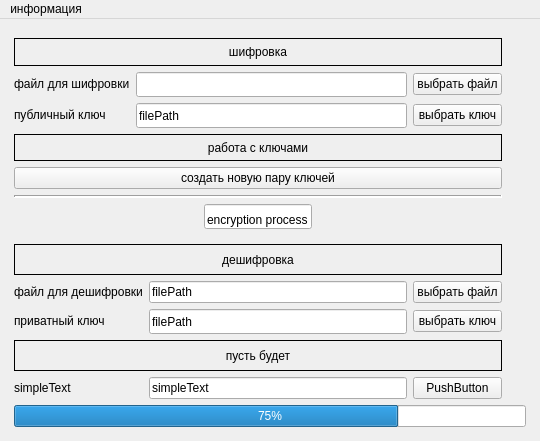
Above: MainWindow.ui from VecrouN/lab_3 before the change. Below: the same form after it.
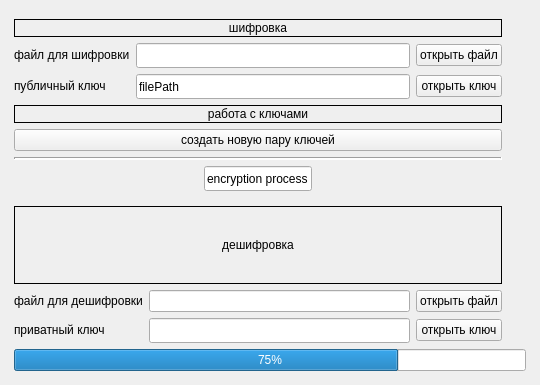
That is the form after the change.

Diff of the .ui file:
```diff
--- a/MainWindow.ui
+++ b/MainWindow.ui
@@ -7,7 +7,7 @@
     <x>0</x>
     <y>0</y>
     <width>540</width>
-    <height>441</height>
+    <height>385</height>
    </rect>
   </property>
   <property name="sizePolicy">
@@ -19,13 +19,13 @@
   <property name="minimumSize">
    <size>
     <width>540</width>
-    <height>441</height>
+    <height>385</height>
    </size>
   </property>
   <property name="maximumSize">
    <size>
     <width>540</width>
-    <height>441</height>
+    <height>385</height>
    </size>
   </property>
   <property name="windowTitle">
@@ -106,18 +106,32 @@
     <item row="1" column="1">
      <layout class="QGridLayout" name="mainGridLayout">
       <item row="6" column="0">
-       <layout class="QGridLayout" name="decruptGridLayout">
-        <item row="3" column="2">
-         <widget class="QPushButton" name="pushButton_6">
+       <layout class="QGridLayout" name="decryptGridLayout">
+        <item row="1" column="0">
+         <widget class="QLabel" name="fileToDecryptLabel">
+          <property name="styleSheet">
+           <string notr="true">color: rgb(0, 0, 0);
+</string>
+          </property>
           <property name="text">
-           <string>выбрать ключ</string>
+           <string>файл для дешифровки</string>
           </property>
          </widget>
         </item>
         <item row="1" column="2">
          <widget class="QPushButton" name="pushButton">
           <property name="text">
-           <string>выбрать файл</string>
+           <string>открыть файл</string>
+          </property>
+         </widget>
+        </item>
+        <item row="1" column="1">
+         <widget class="QLineEdit" name="pathFileToDecryptLineEdit">
+          <property name="text">
+           <string/>
+          </property>
+          <property name="readOnly">
+           <bool>true</bool>
           </property>
          </widget>
         </item>
@@ -141,101 +155,6 @@
           </property>
          </widget>
         </item>
-        <item row="5" column="0" colspan="3">
-         <widget class="QLabel" name="label_7">
-          <property name="font">
-           <font>
-            <kerning>true</kerning>
-           </font>
-          </property>
-          <property name="layoutDirection">
-           <enum>Qt::LeftToRight</enum>
-          </property>
-          <property name="autoFillBackground">
-           <bool>false</bool>
-          </property>
-          <property name="styleSheet">
-           <string notr="true">color: rgb(0, 0, 0);
-border-color: rgb(0, 0, 0);
-border-style: solid;
-border-width: 1px;
-border-color: black;</string>
-          </property>
-          <property name="text">
-           <string>пусть будет</string>
-          </property>
-          <property name="alignment">
-           <set>Qt::AlignCenter</set>
-          </property>
-         </widget>
-        </item>
-        <item row="6" column="0">
-         <widget class="QLabel" name="label_3">
-          <property name="styleSheet">
-           <string notr="true">color: rgb(0, 0, 0);
-</string>
-          </property>
-          <property name="text">
-           <string>simpleText</string>
-          </property>
-         </widget>
-        </item>
-        <item row="6" column="2">
-         <widget class="QPushButton" name="pushButton_4">
-          <property name="text">
-           <string>PushButton</string>
-          </property>
-         </widget>
-        </item>
-        <item row="1" column="1">
-         <widget class="QLineEdit" name="lineEdit_2">
-          <property name="text">
-           <string>filePath</string>
-          </property>
-          <property name="readOnly">
-           <bool>true</bool>
-          </property>
-         </widget>
-        </item>
-        <item row="0" column="0" colspan="3">
-         <widget class="QLabel" name="label_6">
-          <property name="font">
-           <font>
-            <kerning>true</kerning>
-           </font>
-          </property>
-          <property name="layoutDirection">
-           <enum>Qt::LeftToRight</enum>
-          </property>
-          <property name="autoFillBackground">
-           <bool>false</bool>
-          </property>
-          <property name="styleSheet">
-           <string notr="true">color: rgb(0, 0, 0);
-border-color: rgb(0, 0, 0);
-border-style: solid;
-border-width: 1px;
-border-color: black;</string>
-          </property>
-          <property name="text">
-           <string>дешифровка</string>
-          </property>
-          <property name="alignment">
-           <set>Qt::AlignCenter</set>
-          </property>
-         </widget>
-        </item>
-        <item row="1" column="0">
-         <widget class="QLabel" name="label_2">
-          <property name="styleSheet">
-           <string notr="true">color: rgb(0, 0, 0);
-</string>
-          </property>
-          <property name="text">
-           <string>файл для дешифровки</string>
-          </property>
-         </widget>
-        </item>
         <item row="3" column="1">
          <widget class="QLineEdit" name="lineEdit_6">
           <property name="minimumSize">
@@ -245,20 +164,45 @@
            </size>
           </property>
           <property name="text">
-           <string>filePath</string>
+           <string/>
           </property>
           <property name="readOnly">
            <bool>true</bool>
           </property>
          </widget>
         </item>
-        <item row="6" column="1">
-         <widget class="QLineEdit" name="lineEdit_5">
+        <item row="3" column="2">
+         <widget class="QPushButton" name="openPrivateRsaKeyFilePushButoon">
           <property name="text">
-           <string>simpleText</string>
+           <string>открыть ключ</string>
           </property>
-          <property name="readOnly">
-           <bool>true</bool>
+         </widget>
+        </item>
+        <item row="0" column="0" colspan="3">
+         <widget class="QLabel" name="decryptLabel">
+          <property name="font">
+           <font>
+            <kerning>true</kerning>
+           </font>
+          </property>
+          <property name="layoutDirection">
+           <enum>Qt::LeftToRight</enum>
+          </property>
+          <property name="autoFillBackground">
+           <bool>false</bool>
+          </property>
+          <property name="styleSheet">
+           <string notr="true">color: rgb(0, 0, 0);
+border-color: rgb(0, 0, 0);
+border-style: solid;
+border-width: 1px;
+border-color: black;</string>
+          </property>
+          <property name="text">
+           <string>дешифровка</string>
+          </property>
+          <property name="alignment">
+           <set>Qt::AlignCenter</set>
           </property>
          </widget>
         </item>
@@ -310,7 +254,7 @@
            <string>encryption process</string>
           </property>
           <property name="alignment">
-           <set>Qt::AlignBottom|Qt::AlignHCenter</set>
+           <set>Qt::AlignCenter</set>
           </property>
           <property name="readOnly">
            <bool>true</bool>
@@ -414,7 +358,7 @@
         <item row="4" column="2">
          <widget class="QPushButton" name="pushButton_5">
           <property name="text">
-           <string>выбрать ключ</string>
+           <string>открыть ключ</string>
           </property>
          </widget>
         </item>
@@ -481,7 +425,7 @@
         <item row="2" column="2">
          <widget class="QPushButton" name="pushButton_2">
           <property name="text">
-           <string>выбрать файл</string>
+           <string>открыть файл</string>
           </property>
          </widget>
         </item>
@@ -514,24 +458,6 @@
     </item>
    </layout>
   </widget>
-  <widget class="QMenuBar" name="menuBar">
-   <property name="geometry">
-    <rect>
-     <x>0</x>
-     <y>0</y>
-     <width>540</width>
-     <height>22</height>
-    </rect>
-   </property>
-   <widget class="QMenu" name="menuabout">
-    <property name="title">
-     <string>информация</string>
-    </property>
-    <addaction name="action"/>
-    <addaction name="action_2"/>
-   </widget>
-   <addaction name="menuabout"/>
-  </widget>
   <action name="action">
    <property name="text">
     <string> о программе</string>
```
Left out of the diff: 26 changed lines with no effect on the pictures.
